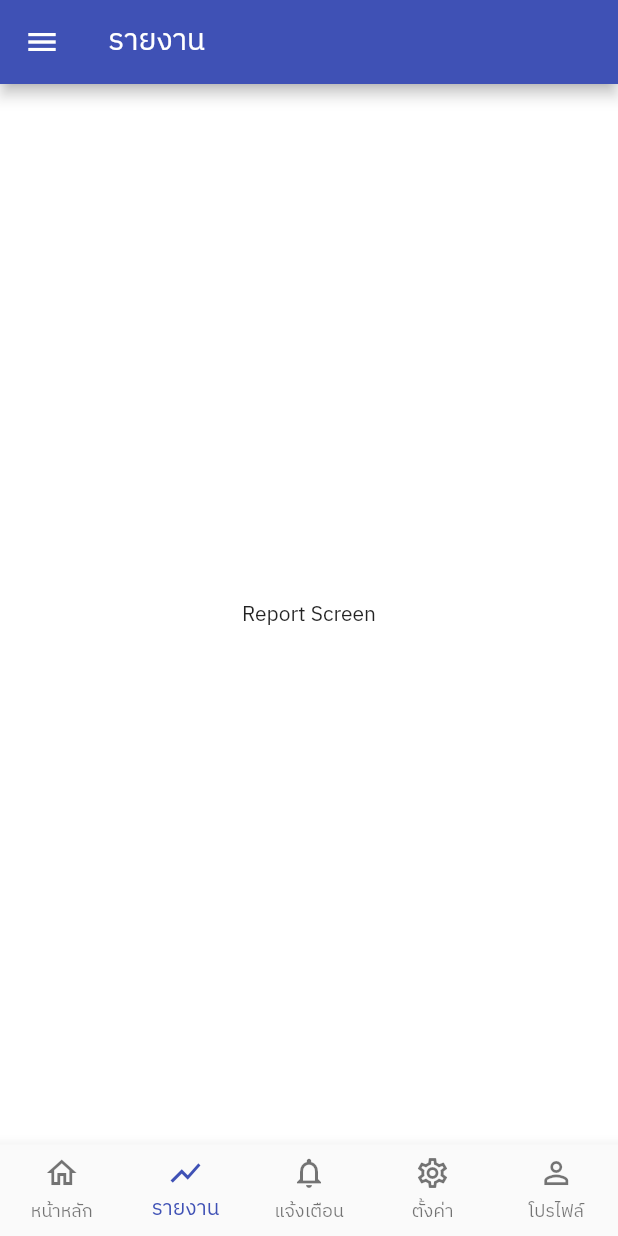
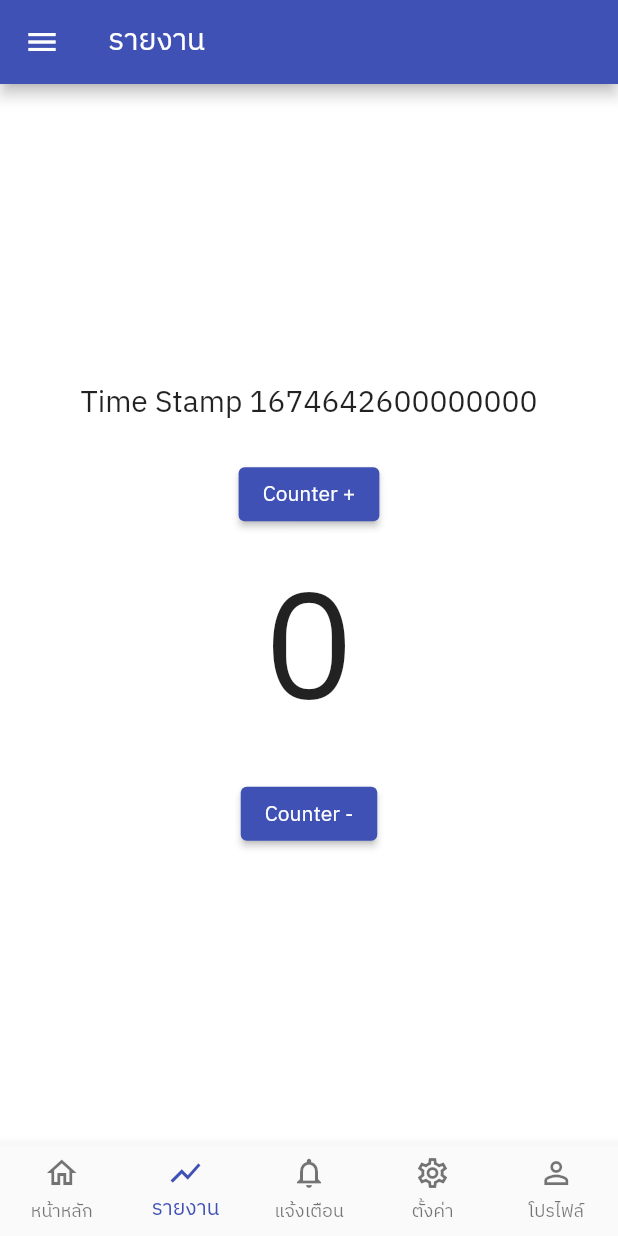
Before and after one commit to iamsamitdev/flutter_scale_ldb, a Flutter app: the DashboardScreen screen opened by its route, item 2 of the bottom bar chosen, on a phone screen of 412 x 824 dp. Run offline on Flutter 3.47's test engine with Material 2 defaults, Android fonts, the phone set to English and light mode, and no system bars; our stand-ins replace connectivity_plus, introduction_screen, shared_preferences; accounts and stored records are empty; network calls fail.

Commit message:
update final with provider

```diff
--- /dev/null
+++ b/lib/provider/CounterProvider.dart
@@ -0,0 +1,18 @@
+import 'package:flutter/foundation.dart';
+
+class CounterProvider extends ChangeNotifier {
+
+  int _counter = 0;
+  int get getCounter => _counter;
+
+  counterUp(){
+    _counter++;
+    notifyListeners();
+  }
+
+  counterDown(){
+    _counter--;
+    notifyListeners();
+  }
+
+}
--- a/lib/screens/bottomnavmenu/report_screen.dart
+++ b/lib/screens/bottomnavmenu/report_screen.dart
@@ -1,6 +1,8 @@
-// ignore_for_file: prefer_const_constructors
+// ignore_for_file: prefer_const_constructors, prefer_const_literals_to_create_immutables
 
 import 'package:flutter/material.dart';
+import 'package:flutter_scale/provider/CounterProvider.dart';
+import 'package:provider/provider.dart';
 
 class ReportScreen extends StatefulWidget {
   const ReportScreen({super.key});
@@ -10,10 +12,48 @@ class ReportScreen extends StatefulWidget {
 }
 
 class _ReportScreenState extends State<ReportScreen> {
+  // int _counter = 0;
+
+  // void _counterUp(){
+  //   setState(() {
+  //     _counter++;
+  //   });
+  // }
+
+  // void _counterDown(){
+  //   setState(() {
+  //     _counter--;
+  //   });
+  // }
+
   @override
   Widget build(BuildContext context) {
     return Center(
-      child: Text('Report Screen'),
+      child: Column(mainAxisAlignment: MainAxisAlignment.center, children: [
+        Text('Time Stamp ${DateTime.now().microsecondsSinceEpoch}',
+            style: TextStyle(fontSize: 20.0)),
+        SizedBox(
+          height: 20,
+        ),
+        Consumer<CounterProvider>(
+          builder: ((context, counter, child) => Column(
+                children: [
+                  ElevatedButton(
+                    onPressed: () => counter.counterUp(),
+                    child: Text("Counter +"),
+                  ),
+                  Text(
+                    counter.getCounter.toString(),
+                    style: TextStyle(fontSize: 100.0),
+                  ),
+                  ElevatedButton(
+                    onPressed: () => counter.counterDown(),
+                    child: Text("Counter -"),
+                  ),
+                ],
+              )),
+        )
+      ]),
     );
   }
 }
--- a/pubspec.yaml
+++ b/pubspec.yaml
@@ -48,6 +48,9 @@ dependencies:
 
   # สำหรับการเก็บข้อมูลลงแอพ
   shared_preferences: ^2.0.17
+
+  # Provider สำหรับไว้จัดการ state
+  provider: ^6.0.5
 
 dev_dependencies:
   flutter_test:
```
Also changed, not shown: lib/main.dart (+14 -5 lines), pubspec.lock.
